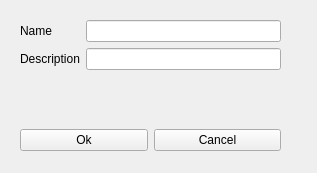
First picture: the form in titan/ui/setup_popup.ui, repository Fijishi-Enterprises/GENO-Energy-Optimization, before the edit.
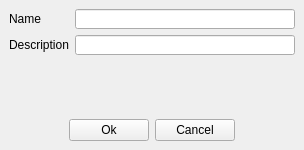
Second picture: the form after the edit.

Commit message: Setups with same name cannot be added anymore

```diff
--- a/titan/ui/setup_popup.ui
+++ b/titan/ui/setup_popup.ui
@@ -6,49 +6,163 @@
    <rect>
     <x>0</x>
     <y>0</y>
-    <width>317</width>
-    <height>173</height>
+    <width>320</width>
+    <height>180</height>
    </rect>
   </property>
+  <property name="sizePolicy">
+   <sizepolicy hsizetype="Fixed" vsizetype="Fixed">
+    <horstretch>0</horstretch>
+    <verstretch>0</verstretch>
+   </sizepolicy>
+  </property>
   <property name="windowTitle">
    <string>Create Setup</string>
   </property>
-  <widget class="QWidget" name="verticalLayoutWidget">
-   <property name="geometry">
-    <rect>
-     <x>20</x>
-     <y>20</y>
-     <width>261</width>
-     <height>131</height>
-    </rect>
+  <layout class="QGridLayout" name="gridLayout">
+   <property name="sizeConstraint">
+    <enum>QLayout::SetFixedSize</enum>
    </property>
+   <property name="leftMargin">
+    <number>0</number>
+   </property>
+   <property name="topMargin">
+    <number>0</number>
+   </property>
+   <property name="rightMargin">
+    <number>0</number>
+   </property>
+   <property name="bottomMargin">
+    <number>0</number>
+   </property>
+   <property name="horizontalSpacing">
+    <number>6</number>
+   </property>
+   <item row="0" column="0">
    <layout class="QVBoxLayout" name="verticalLayout">
     <item>
-     <layout class="QFormLayout" name="formLayout">
+      <layout class="QGridLayout" name="gridLayout_2">
+       <property name="leftMargin">
+        <number>9</number>
+       </property>
+       <property name="topMargin">
+        <number>9</number>
+       </property>
+       <property name="rightMargin">
+        <number>9</number>
+       </property>
+       <property name="bottomMargin">
+        <number>9</number>
+       </property>
       <item row="0" column="0">
        <widget class="QLabel" name="label">
         <property name="text">
          <string>Name</string>
         </property>
+         <property name="alignment">
+          <set>Qt::AlignLeading|Qt::AlignLeft|Qt::AlignVCenter</set>
+         </property>
        </widget>
       </item>
       <item row="0" column="1">
-       <widget class="QLineEdit" name="lineEdit_name"/>
+        <widget class="QLineEdit" name="lineEdit_name">
+         <property name="sizePolicy">
+          <sizepolicy hsizetype="Fixed" vsizetype="Fixed">
+           <horstretch>0</horstretch>
+           <verstretch>0</verstretch>
+          </sizepolicy>
+         </property>
+         <property name="minimumSize">
+          <size>
+           <width>220</width>
+           <height>20</height>
+          </size>
+         </property>
+         <property name="maximumSize">
+          <size>
+           <width>220</width>
+           <height>20</height>
+          </size>
+         </property>
+        </widget>
       </item>
       <item row="1" column="0">
        <widget class="QLabel" name="label_2">
+         <property name="layoutDirection">
+          <enum>Qt::LeftToRight</enum>
+         </property>
         <property name="text">
          <string>Description</string>
         </property>
+         <property name="alignment">
+          <set>Qt::AlignLeading|Qt::AlignLeft|Qt::AlignVCenter</set>
+         </property>
        </widget>
       </item>
       <item row="1" column="1">
-       <widget class="QLineEdit" name="lineEdit_description"/>
+        <widget class="QLineEdit" name="lineEdit_description">
+         <property name="sizePolicy">
+          <sizepolicy hsizetype="Fixed" vsizetype="Fixed">
+           <horstretch>0</horstretch>
+           <verstretch>0</verstretch>
+          </sizepolicy>
+         </property>
+         <property name="minimumSize">
+          <size>
+           <width>220</width>
+           <height>20</height>
+          </size>
+         </property>
+         <property name="maximumSize">
+          <size>
+           <width>220</width>
+           <height>20</height>
+          </size>
+         </property>
+        </widget>
       </item>
      </layout>
     </item>
+     <item>
+      <spacer name="verticalSpacer">
+       <property name="orientation">
+        <enum>Qt::Vertical</enum>
+       </property>
+       <property name="sizeHint" stdset="0">
+        <size>
+         <width>20</width>
+         <height>40</height>
+        </size>
+       </property>
+      </spacer>
+     </item>
     <item>
      <layout class="QHBoxLayout" name="horizontalLayout_2">
+       <property name="leftMargin">
+        <number>9</number>
+       </property>
+       <property name="topMargin">
+        <number>9</number>
+       </property>
+       <property name="rightMargin">
+        <number>9</number>
+       </property>
+       <property name="bottomMargin">
+        <number>9</number>
+       </property>
+       <item>
+        <spacer name="horizontalSpacer">
+         <property name="orientation">
+          <enum>Qt::Horizontal</enum>
+         </property>
+         <property name="sizeHint" stdset="0">
+          <size>
+           <width>40</width>
+           <height>20</height>
+          </size>
+         </property>
+        </spacer>
+       </item>
       <item>
        <widget class="QPushButton" name="pushButton_ok">
         <property name="text">
@@ -63,10 +177,24 @@
         </property>
        </widget>
       </item>
+       <item>
+        <spacer name="horizontalSpacer_2">
+         <property name="orientation">
+          <enum>Qt::Horizontal</enum>
+         </property>
+         <property name="sizeHint" stdset="0">
+          <size>
+           <width>40</width>
+           <height>20</height>
+          </size>
+         </property>
+        </spacer>
+       </item>
      </layout>
     </item>
    </layout>
-  </widget>
+   </item>
+  </layout>
  </widget>
  <resources/>
  <connections/>
```
Left out of the diff: 3 changed lines with no effect on the pictures. Lines whose indentation alone changed are shown as unchanged. The commit also changes 7 other files.
